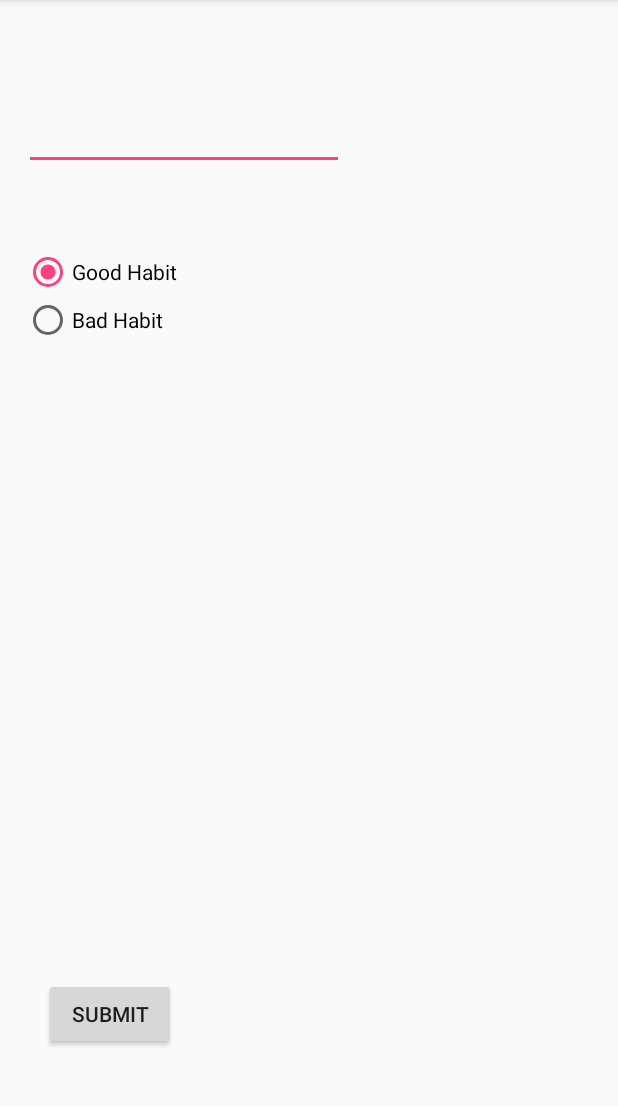
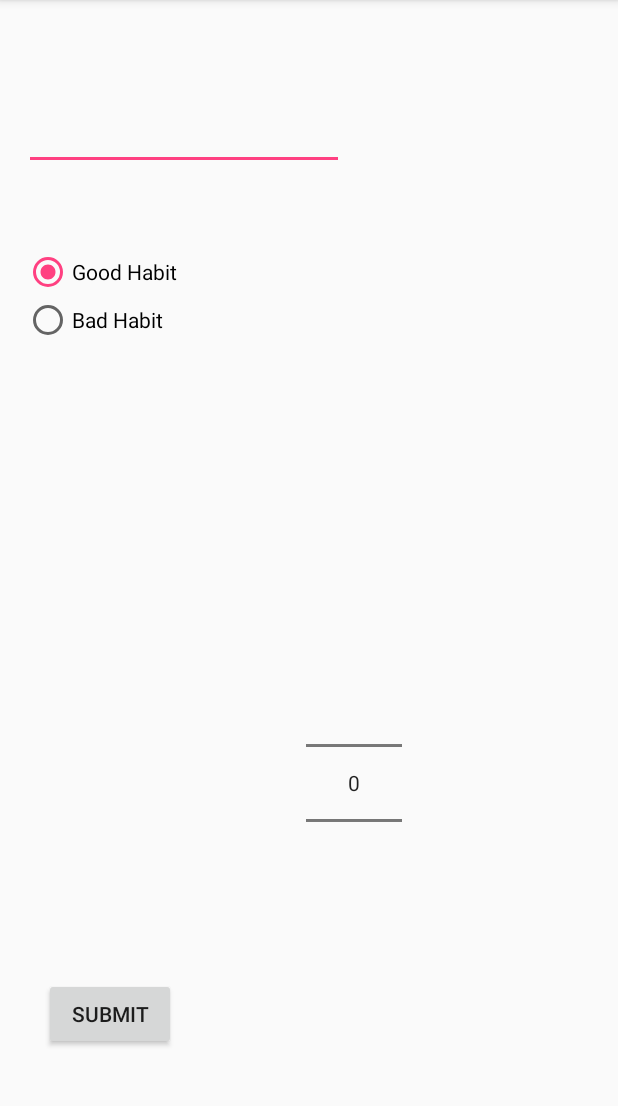
Before and after one commit to Digized/TheHabit, an Android app: the screen it shows after launch (AddHabit), after a tap on an icon or button, on a phone screen of 412 x 824 dp, the part 84-1190 px from its top. Run offline under Robolectric (Android 15) with nearby library versions, the phone set to English and light mode, and no system bars.

Commit message:
Implement data validation for habits

```diff
--- a/app/src/main/java/org/coolpeople/thehabit/MainActivity.java
+++ b/app/src/main/java/org/coolpeople/thehabit/MainActivity.java
@@ -7,6 +7,9 @@ import android.support.design.widget.Snackbar;
 import android.support.v7.app.AppCompatActivity;
 import android.support.v7.widget.Toolbar;
 import android.view.View;
+import android.widget.TextView;
+
+import org.coolpeople.thehabit.model.DBHelper;
 
 public class MainActivity extends AppCompatActivity {
 
@@ -22,7 +25,7 @@ public class MainActivity extends AppCompatActivity {
         fab.setOnClickListener(new View.OnClickListener() {
             @Override
             public void onClick(View view) {
-                Intent intent = new Intent(myactivity, AddHabit.class);
+                Intent intent = new Intent(getApplicationContext(), AddHabit.class);
                 startActivity(intent);
             }
         });
--- a/app/src/main/res/layout/activity_add_habit.xml
+++ b/app/src/main/res/layout/activity_add_habit.xml
@@ -18,7 +18,7 @@
         android:layout_marginLeft="13dp"
         android:layout_marginStart="13dp"
         android:layout_marginBottom="52dp"
-        android:id="@+id/button" />
+        android:id="@+id/submitHabit" />
 
     <RadioGroup
         android:id="@+id/radioHabitType"
@@ -55,5 +55,16 @@
         android:layout_alignParentStart="true"
         android:layout_marginTop="52dp" />
 
+    <NumberPicker
+        android:layout_width="wrap_content"
+        android:layout_height="wrap_content"
+        android:id="@+id/numberPicker"
+        android:layout_marginLeft="86dp"
+        android:layout_marginStart="86dp"
+        android:layout_above="@+id/submitHabit"
+        android:layout_toRightOf="@+id/radioHabitType"
+        android:layout_toEndOf="@+id/radioHabitType"
+        android:layout_marginBottom="40dp" />
+
 
 </RelativeLayout>
```
Also changed, not shown: app/src/main/java/org/coolpeople/thehabit/AddHabit.java (+44 -0 lines).
